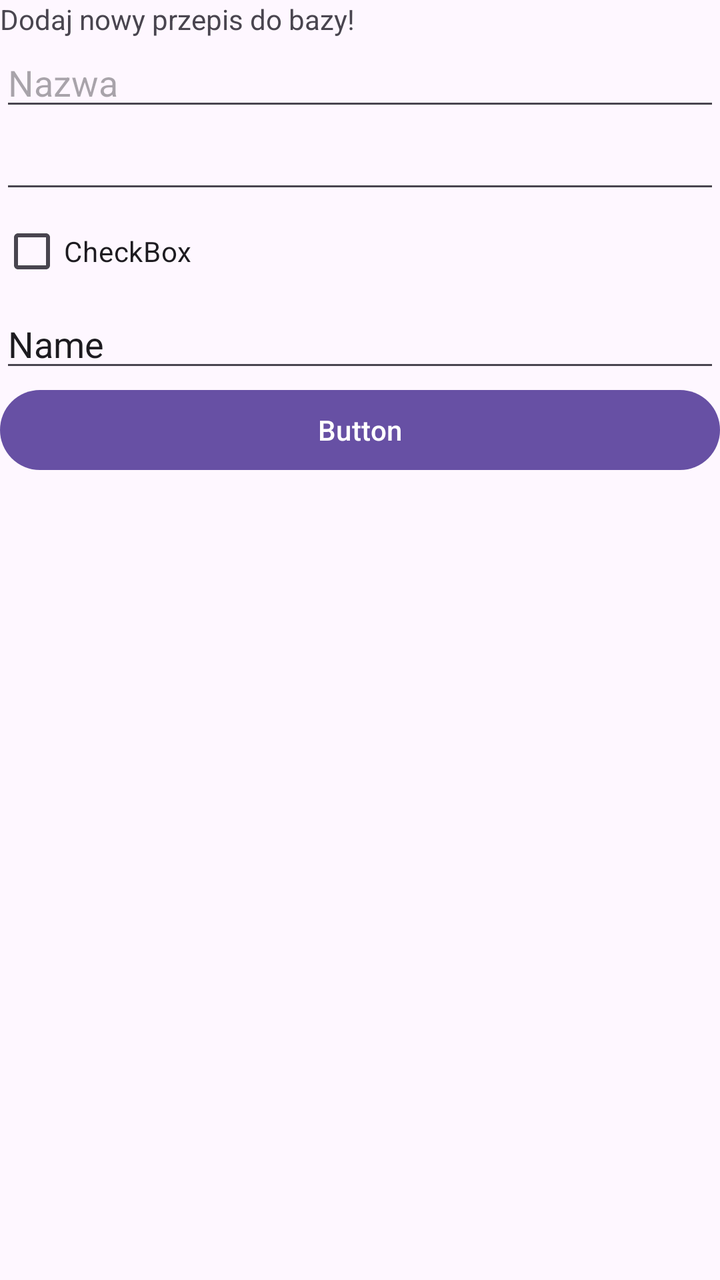
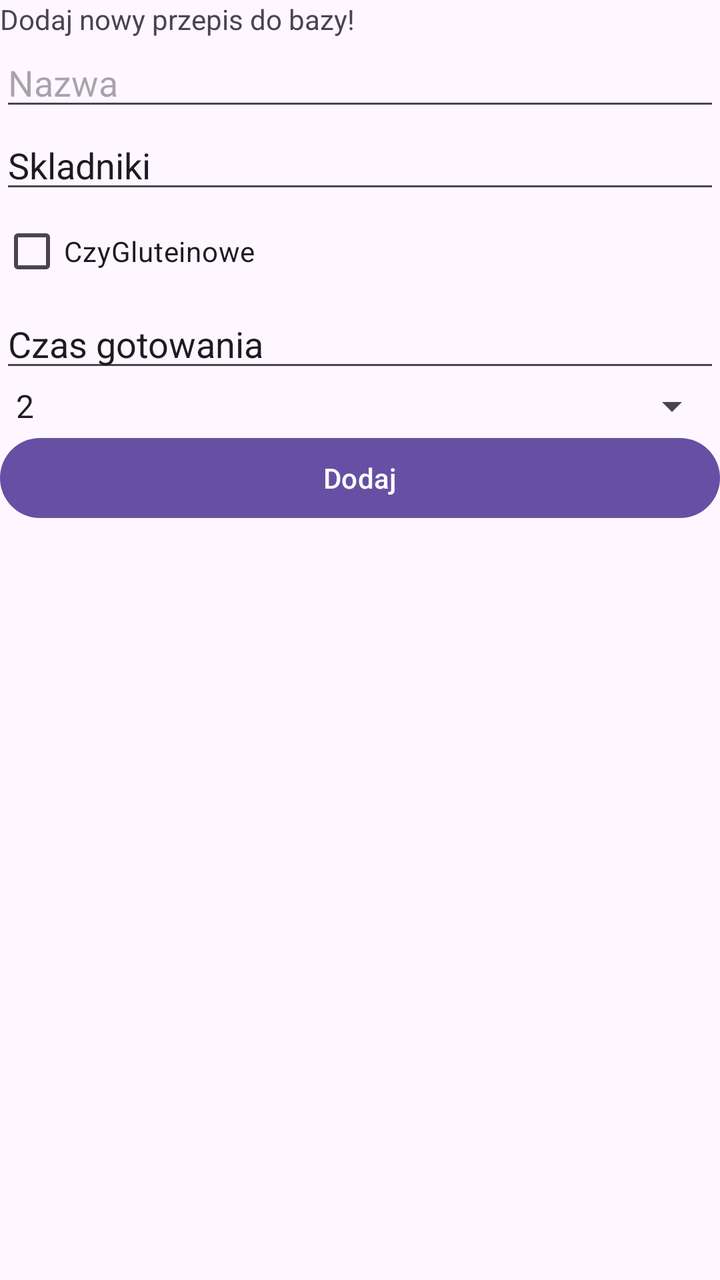

An Android layout rendered at two revisions. The XML below is the earlier revision; the diff shows what the commit changed to produce the second picture.
<!-- AndroidManifest.xml: application theme Theme.Przepisy -->
<!-- res/layout/activity_main.xml -->
<?xml version="1.0" encoding="utf-8"?>
<LinearLayout xmlns:android="http://schemas.android.com/apk/res/android"
    xmlns:app="http://schemas.android.com/apk/res-auto"
    xmlns:tools="http://schemas.android.com/tools"
    android:id="@+id/main"
    android:layout_width="match_parent"
    android:layout_height="match_parent"
    android:orientation="vertical"
    tools:context=".MainActivity">

    <TextView
        android:layout_width="wrap_content"
        android:layout_height="wrap_content"
        android:text="Dodaj nowy przepis do bazy!" />

    <EditText
        android:id="@+id/editTextNazwa"
        android:layout_width="match_parent"
        android:layout_height="wrap_content"
        android:ems="10"
        android:inputType="text"
        android:hint="Nazwa" />

    <EditText
        android:id="@+id/editTextSkladnik"
        android:layout_width="match_parent"
        android:layout_height="wrap_content"
        android:ems="10"
        android:inputType="text"
        android:text="" />

    <CheckBox
        android:id="@+id/checkBox"
        android:layout_width="match_parent"
        android:layout_height="wrap_content"
        android:text="CheckBox" />

    <EditText
        android:id="@+id/editTextText3"
        android:layout_width="match_parent"
        android:layout_height="wrap_content"
        android:ems="10"
        android:inputType="text"
        android:text="Name" />

    <Button
        android:id="@+id/button"
        android:layout_width="match_parent"
        android:layout_height="wrap_content"
        android:text="Button" />

</LinearLayout>
<!-- resources referenced by this layout -->
<resources>
  <style name="Theme.Przepisy" parent="Base.Theme.Przepisy" />
  <style name="Base.Theme.Przepisy" parent="Theme.Material3.DayNight.NoActionBar">
          
          
      </style>
</resources>

<!-- the commit's change to res/layout/activity_main.xml (unified diff, before → after) -->
@@ -27,13 +27,13 @@
         android:layout_height="wrap_content"
         android:ems="10"
         android:inputType="text"
-        android:text="" />
+        android:text="Skladniki" />
 
     <CheckBox
         android:id="@+id/checkBox"
         android:layout_width="match_parent"
         android:layout_height="wrap_content"
-        android:text="CheckBox" />
+        android:text="CzyGluteinowe" />
 
     <EditText
         android:id="@+id/editTextText3"
@@ -41,12 +41,18 @@
         android:layout_height="wrap_content"
         android:ems="10"
         android:inputType="text"
-        android:text="Name" />
+        android:text="Czas gotowania" />
+
+    <Spinner
+        android:id="@+id/spinner"
+        android:layout_width="match_parent"
+        android:layout_height="wrap_content"
+        android:entries="@array/iloscgosci"/>
 
     <Button
         android:id="@+id/button"
         android:layout_width="match_parent"
         android:layout_height="wrap_content"
-        android:text="Button" />
+        android:text="Dodaj" />
 
 </LinearLayout>
<!-- resource entries referenced after the edit -->
@@ -1,5 +1,11 @@
 <!-- resources referenced by this layout -->
 <resources>
+  <string-array name="iloscgosci">
+          <item>2</item>
+          <item>4</item>
+          <item>8</item>
+          <item>10</item>
+      </string-array>
   <style name="Theme.Przepisy" parent="Base.Theme.Przepisy" />
   <style name="Base.Theme.Przepisy" parent="Theme.Material3.DayNight.NoActionBar">
           
